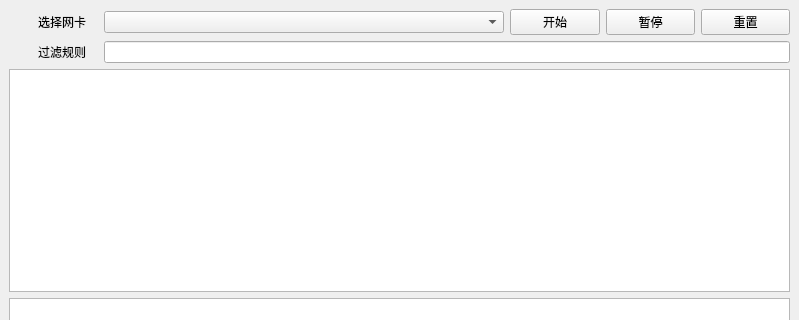
Above: mainwindow.ui from FunClip/ssniffer before the change; both pictures show x 0 to 799 and y 0 to 320 of the 799 by 780 pixel window. Below: the same form after it.
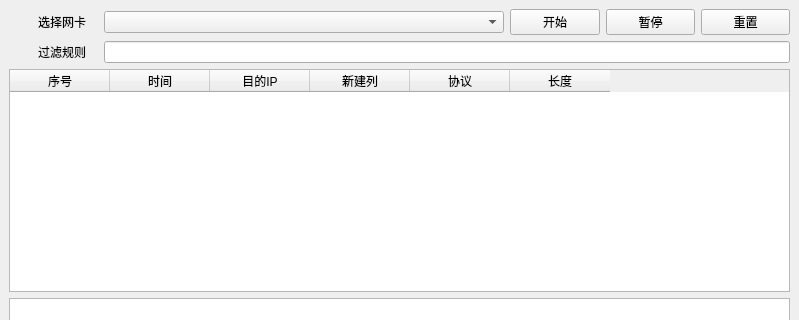
That is the form after the change.

```diff
--- a/mainwindow.ui
+++ b/mainwindow.ui
@@ -94,7 +94,38 @@
     <item row="2" column="0" colspan="5">
      <layout class="QGridLayout" name="gridLayout_8">
       <item row="0" column="0">
-       <widget class="QTableWidget" name="tableWidget"/>
+       <widget class="QTableWidget" name="tableWidget">
+        <column>
+         <property name="text">
+          <string>序号</string>
+         </property>
+        </column>
+        <column>
+         <property name="text">
+          <string>时间</string>
+         </property>
+        </column>
+        <column>
+         <property name="text">
+          <string>目的IP</string>
+         </property>
+        </column>
+        <column>
+         <property name="text">
+          <string>新建列</string>
+         </property>
+        </column>
+        <column>
+         <property name="text">
+          <string>协议</string>
+         </property>
+        </column>
+        <column>
+         <property name="text">
+          <string>长度</string>
+         </property>
+        </column>
+       </widget>
       </item>
      </layout>
     </item>
```
Left out of the diff: 3 changed lines with no effect on the pictures.
